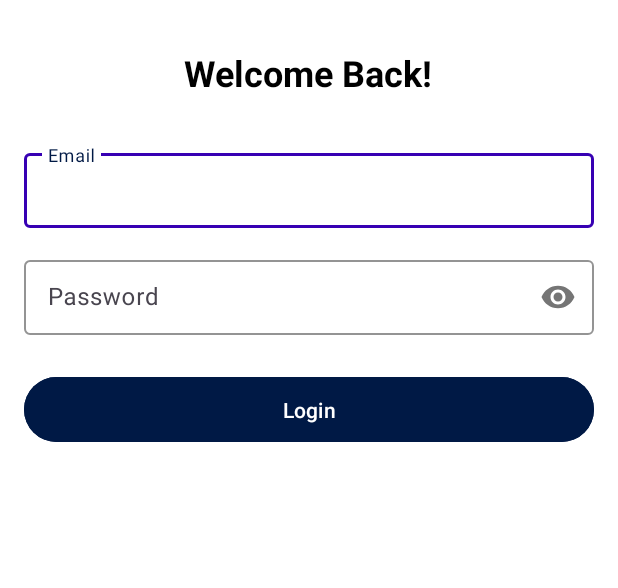
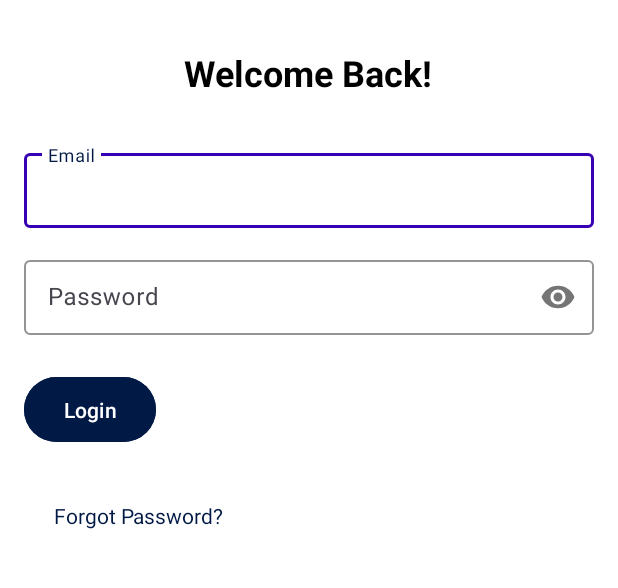
Before and after one commit to yanto1996/CS5520-Final-Project, an Android app: the LoginActivity screen opened directly, with no data from a screen before it, on a phone screen of 412 x 824 dp, the part 174-762 px from its top. Run offline under Robolectric (Android 15) with nearby library versions, the phone set to English and light mode, and no system bars.

Commit message:
unfinished forgot pw

```diff
--- a/app/src/main/res/layout/activity_login.xml
+++ b/app/src/main/res/layout/activity_login.xml
@@ -59,7 +59,7 @@
 
     <Button
         android:id="@+id/loginButton"
-        android:layout_width="match_parent"
+        android:layout_width="wrap_content"
         android:layout_height="wrap_content"
         android:backgroundTint="@color/material_dynamic_primary10"
         android:padding="12dp"
@@ -74,4 +74,20 @@
         android:layout_marginTop="16dp"
         android:visibility="gone" />
 
+    <TextView
+        android:id="@+id/forgotPasswordText"
+        android:layout_width="wrap_content"
+        android:layout_height="wrap_content"
+        android:text="Forgot Password?"
+        android:textColor="@color/material_dynamic_primary10"
+        android:layout_marginTop="15dp"
+        android:layout_marginBottom="15dp"
+        android:layout_centerHorizontal="true"
+        app:layout_constraintTop_toBottomOf="@id/loginButton"
+        app:layout_constraintStart_toStartOf="parent"
+        app:layout_constraintEnd_toEndOf="parent"
+        android:padding="20dp"
+        android:clickable="true"
+        android:focusable="true" />
+
 </LinearLayout>
```
Also changed, not shown: app/src/main/java/com/example/cs_5520_final/LoginActivity.java (+20 -24 lines).
